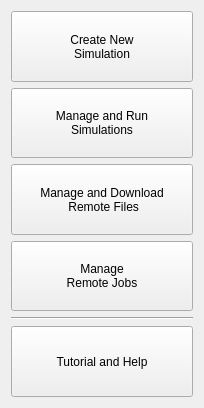
NHERI-SimCenter/CWE-Simulation-Tool, file Widgets/sidebar.ui: the form before one commit.
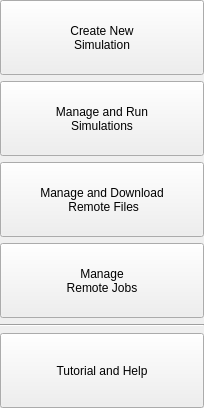
The form after the commit.

The edit to the form file:
```diff
--- a/Widgets/sidebar.ui
+++ b/Widgets/sidebar.ui
@@ -14,6 +14,18 @@
    <string>Form</string>
   </property>
   <layout class="QVBoxLayout" name="verticalLayout">
+   <property name="leftMargin">
+    <number>0</number>
+   </property>
+   <property name="topMargin">
+    <number>0</number>
+   </property>
+   <property name="rightMargin">
+    <number>0</number>
+   </property>
+   <property name="bottomMargin">
+    <number>0</number>
+   </property>
    <item>
     <widget class="QPushButton" name="pb_sideBar_create">
      <property name="sizePolicy">
```
